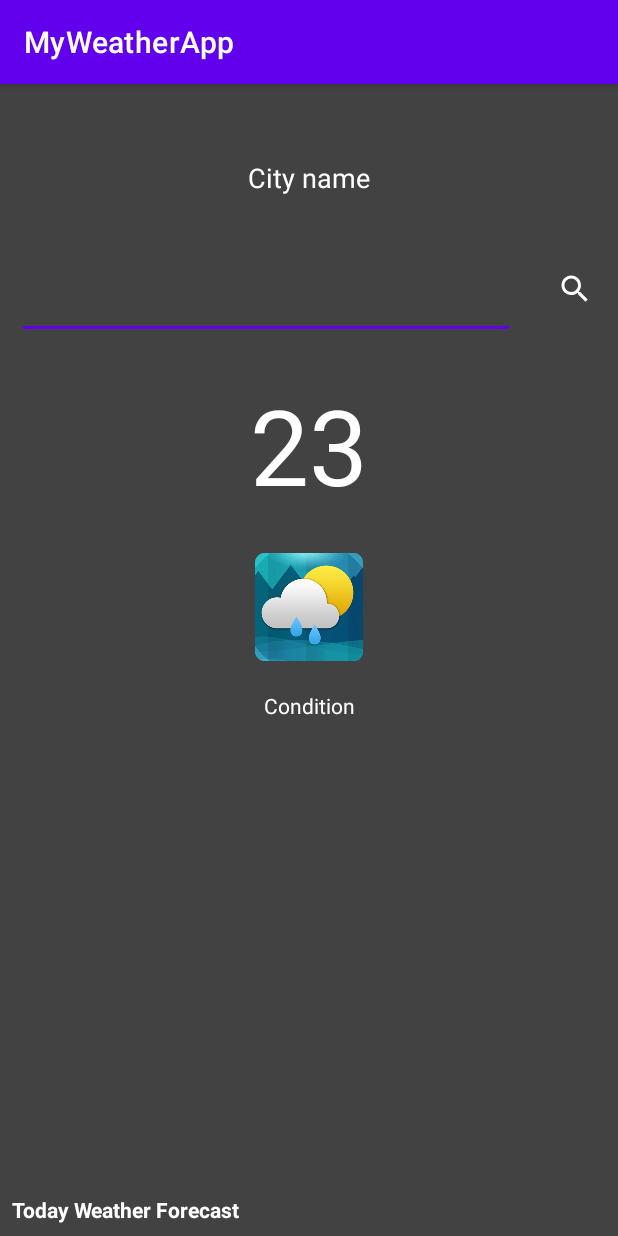
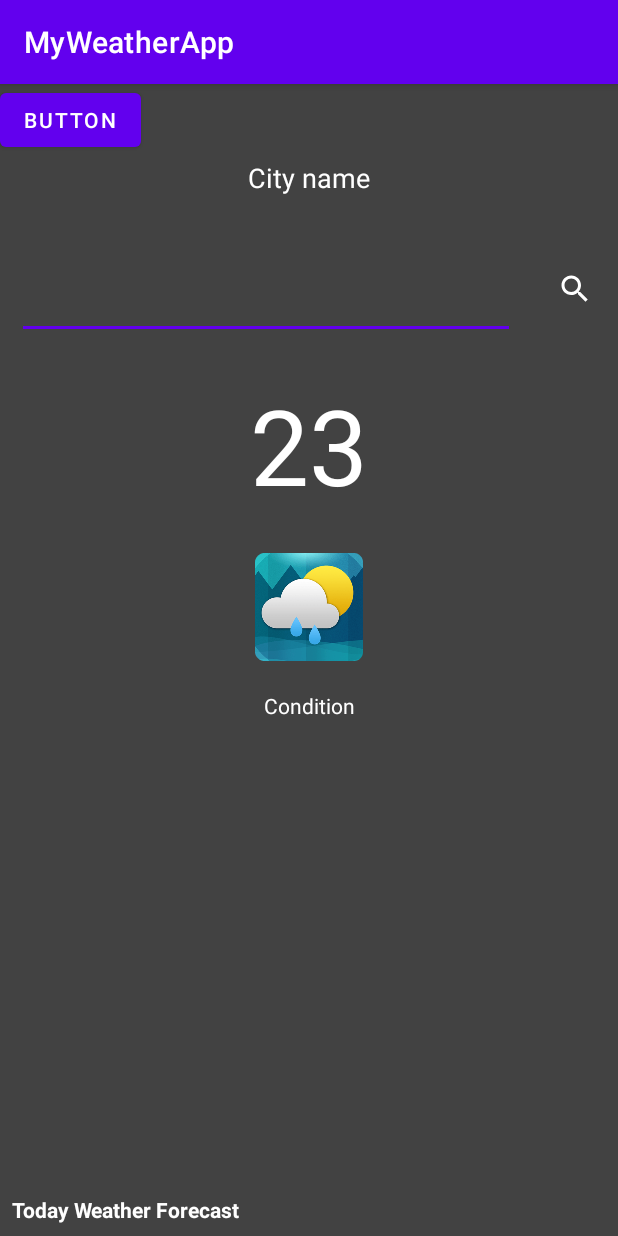
Before and after one commit to DimitriRomano/WidgetMeteo, an Android app: the screen it shows after launch (MainActivity), on a phone screen of 412 x 824 dp. Run offline under Robolectric (Android 15) with nearby library versions, the phone set to English and light mode, and no system bars; our stand-ins replace Picasso, Volley; network calls fail; pictures from the network do not load.

Commit message:
Almost done

```diff
--- a/app/src/main/java/com/romano/dimitri/myweatherapp/MainActivity.java
+++ b/app/src/main/java/com/romano/dimitri/myweatherapp/MainActivity.java
@@ -21,6 +21,7 @@ import android.util.Log;
 import android.view.View;
 import android.view.Window;
 import android.view.WindowManager;
+import android.widget.Button;
 import android.widget.Toast;
 
 import com.android.volley.Request;
@@ -69,6 +70,7 @@ public class MainActivity extends AppCompatActivity {
         getWindow().setFlags(WindowManager.LayoutParams.FLAG_FULLSCREEN, WindowManager.LayoutParams.FLAG_FULLSCREEN);
         setContentView(R.layout.activity_main);
 
+
         mContext = getApplicationContext();
 
         //binding access to elements view
@@ -77,6 +79,15 @@ public class MainActivity extends AppCompatActivity {
 
         // Force update address on app launch
         ApiLocalisation.getInstance().updateLocalisation(this);
+
+        binding.button.setOnClickListener(v -> {
+            ApiLocalisation.getInstance().updateLocalisation(this);
+        });
+
+        ApiLocalisation.getInstance().onReceive(addresses -> {
+            Log.v("XDXD", String.valueOf(addresses.get(0).getLocality()));
+            return true;
+        });
 
         //init recycle view elements
         weatherRVModalArrayList = new ArrayList<>();
--- a/app/src/main/res/layout/activity_main.xml
+++ b/app/src/main/res/layout/activity_main.xml
@@ -138,6 +138,12 @@
             android:orientation="horizontal"
             app:layoutManager="androidx.recyclerview.widget.LinearLayoutManager" />
 
+        <Button
+            android:id="@+id/button"
+            android:layout_width="wrap_content"
+            android:layout_height="wrap_content"
+            android:text="Button" />
+
 
     </RelativeLayout>
 
```
Also changed, not shown: app/src/main/java/com/romano/dimitri/myweatherapp/ApiLocalisation.java (+6 -1 lines), app/src/main/java/com/romano/dimitri/myweatherapp/MiniWeatherWidget.java (+18 -32 lines).
